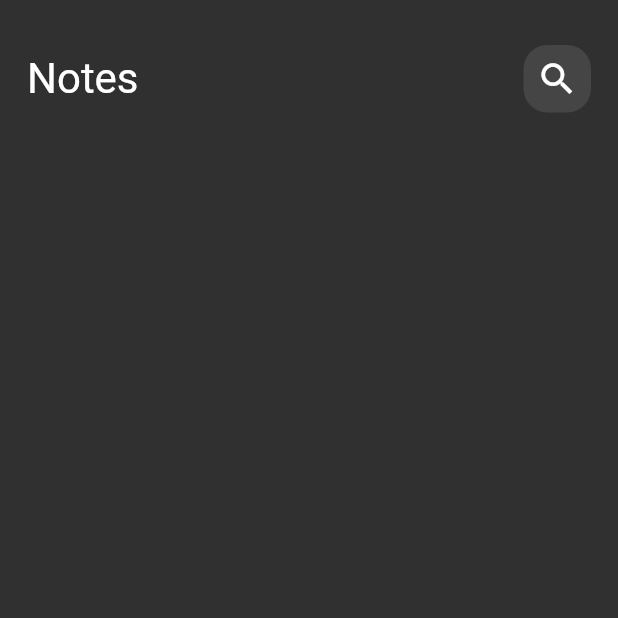
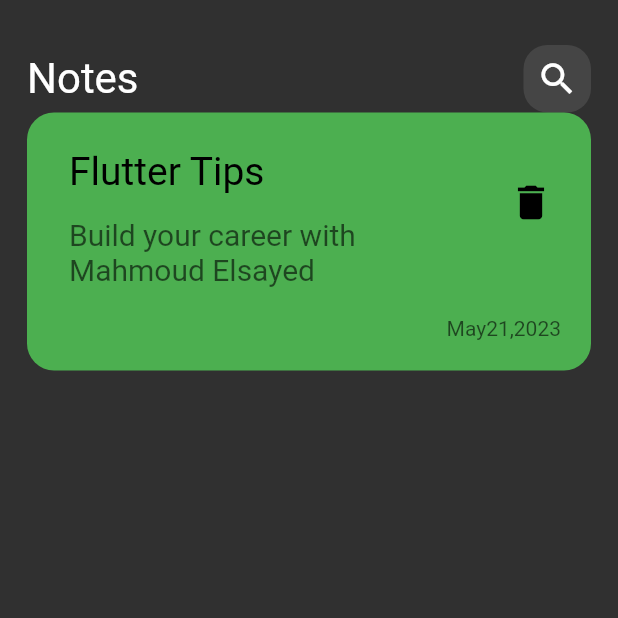
Before and after one commit to Mahmoud-Elsayed-Elhga/notes-app, a Flutter app: the screen it shows after launch, on a phone screen of 412 x 824 dp, the top half of it. Run offline on Flutter 3.47's test engine with Material 2 defaults, Android fonts, the phone set to English and light mode, and no system bars.

Commit message:
created custom NoteItem

```diff
--- /dev/null
+++ b/lib/widgets/note_item.dart
@@ -0,0 +1,41 @@
+import 'package:flutter/material.dart';
+
+class NoteItem extends StatelessWidget {
+  const NoteItem({super.key});
+
+  @override
+  Widget build(BuildContext context) {
+    return Container(
+      padding: const EdgeInsets.only(top: 20, bottom: 20, left: 12),
+      decoration: BoxDecoration(
+          color: Colors.green, borderRadius: BorderRadius.circular(18)),
+      child: Column(
+        crossAxisAlignment: CrossAxisAlignment.end,
+        children: [
+          ListTile(
+            title: const Text(
+              'Flutter Tips',
+              style: TextStyle(color: Colors.black, fontSize: 26),
+            ),
+            subtitle: Padding(
+              padding: const EdgeInsets.only(top: 16, bottom: 16),
+              child: Text(
+                'Build your career with Mahmoud Elsayed',
+                style: TextStyle(
+                    color: Colors.black.withOpacity(0.6), fontSize: 20),
+              ),
+            ),
+            trailing: IconButton(
+                onPressed: () {},
+                icon: const Icon(Icons.delete, size: 30, color: Colors.black)),
+          ),
+          Padding(
+            padding: const EdgeInsets.only(right: 20),
+            child: Text('May21,2023',
+                style: TextStyle(color: Colors.black.withOpacity(0.6))),
+          )
+        ],
+      ),
+    );
+  }
+}
--- a/lib/widgets/notes_view_body.dart
+++ b/lib/widgets/notes_view_body.dart
@@ -1,6 +1,7 @@
 import 'package:flutter/material.dart';
 
 import 'custom_app_bar.dart';
+import 'note_item.dart';
 
 class NotesViewBody extends StatelessWidget {
   const NotesViewBody({super.key});
@@ -15,6 +16,7 @@ class NotesViewBody extends StatelessWidget {
             height: 30,
           ),
           CustomAppBar(),
+          NoteItem()
         ],
       ),
     );
```
